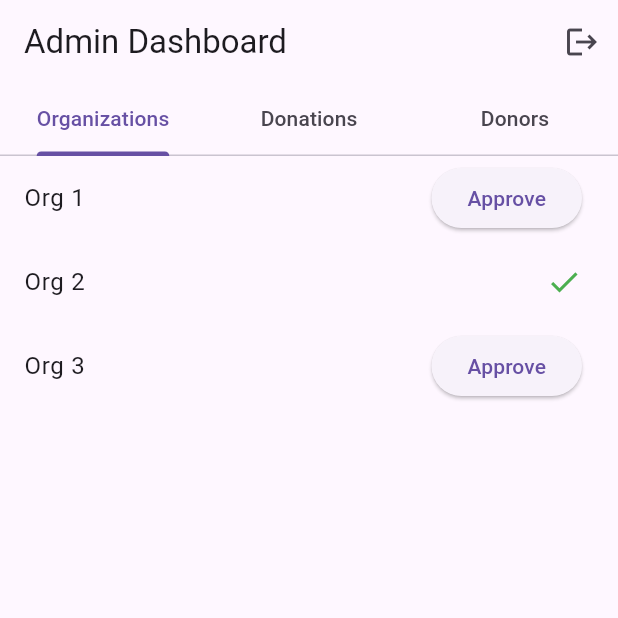
After one commit to bsevangelista/CMSC23-donation-system, a Flutter app: the AdminDashboard screen opened by its route, on a phone screen of 412 x 824 dp, the top half of it. The commit adds this screen. Run offline on Flutter 3.47's test engine with Material 3 defaults, Android fonts, the phone set to English and light mode, and no system bars; our stand-ins replace cloud_firestore, firebase_auth, firebase_core; accounts and stored records are empty.

Commit message:
Added admin_dashboard.dart file.

```diff
--- a/lib/authentication/orgsignup_page.dart
+++ b/lib/authentication/orgsignup_page.dart
@@ -200,7 +200,7 @@ class _OrgSignUpState extends State<OrgSignUp> {
               });
 
               // Navigate to the next screen after successful sign-up
-              Navigator.pushNamed(context, '/');
+              Navigator.pushNamed(context, '/admin_dashboard');
             } catch (e) {
               // Handle sign-up errors
               print('Sign-up error: $e');
--- a/lib/authentication/signin_page.dart
+++ b/lib/authentication/signin_page.dart
@@ -17,7 +17,7 @@ class SignInPage extends StatelessWidget {
           password: passwordController.text,
         );
 
-       Navigator.pushNamed(context, '/signup');
+       Navigator.pushNamed(context, '/admin_dashboard');
         // Handle sign-in success, navigate to next screen, or update UI accordingly
       } catch (e) {
         // Handle sign-in errors
--- a/lib/authentication/signup_page.dart
+++ b/lib/authentication/signup_page.dart
@@ -36,7 +36,7 @@ class SignUpPage extends StatelessWidget {
         });
 
         // Navigate to next screen after successful sign-up
-        Navigator.pushNamed(context, '/');
+        Navigator.pushNamed(context, '/admin_dashboard');
       } catch (e) {
         // Handle sign-up errors
         print('Sign-up error: $e');
--- a/lib/main.dart
+++ b/lib/main.dart
@@ -6,17 +6,18 @@ import 'package:firebase_core/firebase_core.dart';
 import 'firebase_options.dart';
 import 'package:provider/provider.dart';
 import 'providers/auth_provider.dart';
+import 'pages/admin_dashboard.dart';
 
 void main() async {
   WidgetsFlutterBinding.ensureInitialized();
   await Firebase.initializeApp(
-  options: DefaultFirebaseOptions.currentPlatform,
+    options: DefaultFirebaseOptions.currentPlatform,
   );
 
-    runApp(
+  runApp(
     MultiProvider(
       providers: [
-        ChangeNotifierProvider(create: ((context) => UserAuthProvider()))
+        ChangeNotifierProvider(create: ((context) => UserAuthProvider())),
       ],
       child: MyApp(),
     ),
@@ -35,7 +36,8 @@ class MyApp extends StatelessWidget {
       routes: {
         '/': (context) => const SignInPage(),
         '/signup': (context) => const SignUpPage(),
-        '/org_signup' : (context) => const OrgSignUp(),
+        '/org_signup': (context) => const OrgSignUp(),
+        '/admin_dashboard': (context) => AdminDashboard(),
       },
     );
   }
--- /dev/null
+++ b/lib/pages/admin_dashboard.dart
@@ -0,0 +1,119 @@
+import 'package:flutter/material.dart';
+import 'package:provider/provider.dart';
+import '../api/firebase_auth_api.dart';
+
+class AdminDashboard extends StatelessWidget {
+  @override
+  Widget build(BuildContext context) {
+    return DefaultTabController(
+      length: 3,
+      child: Scaffold(
+        appBar: AppBar(
+          automaticallyImplyLeading: false, // Remove back arrow
+          title: Text('Admin Dashboard'),
+          actions: [
+            IconButton(
+              icon: Icon(Icons.logout),
+              onPressed: () {
+                //Provider.of<FirebaseAuthAPI>(context, listen: false).signOut();
+                Navigator.pushNamed(context, '/');
+                // Implement sign-out logic here
+                // For example, you can call a sign-out function from your authentication provider
+              },
+            ),
+          ],
+          bottom: TabBar(
+            tabs: [
+              Tab(text: 'Organizations'),
+              Tab(text: 'Donations'),
+              Tab(text: 'Donors'),
+            ],
+          ),
+        ),
+        body: TabBarView(
+          children: [
+            OrganizationsView(),
+            DonationsView(),
+            DonorsView(),
+          ],
+        ),
+      ),
+    );
+  }
+}
+
+class OrganizationsView extends StatelessWidget {
+  @override
+  Widget build(BuildContext context) {
+    // Dummy data for organizations
+    final List<Map<String, dynamic>> organizations = [
+      {'name': 'Org 1', 'isApproved': false},
+      {'name': 'Org 2', 'isApproved': true},
+      {'name': 'Org 3', 'isApproved': false},
+    ];
+
+    return ListView.builder(
+      itemCount: organizations.length,
+      itemBuilder: (context, index) {
+        final org = organizations[index];
+        return ListTile(
+          title: Text(org['name'] as String),
+          trailing: (org['isApproved'] as bool)
+              ? Icon(Icons.check, color: Colors.green)
+              : ElevatedButton(
+                  onPressed: () {
+                    // Dummy approve action
+                    organizations[index]['isApproved'] = true;
+                  },
+                  child: Text('Approve'),
+                ),
+        );
+      },
+    );
+  }
+}
+
+class DonationsView extends StatelessWidget {
+  @override
+  Widget build(BuildContext context) {
+    // Dummy data for donations
+    final List<Map<String, dynamic>> donations = [
+      {'id': '1', 'amount': 100.0},
+      {'id': '2', 'amount': 200.0},
+      {'id': '3', 'amount': 300.0},
+    ];
+
+    return ListView.builder(
+      itemCount: donations.length,
+      itemBuilder: (context, index) {
+        final donation = donations[index];
+        return ListTile(
+          title: Text('Donation ID: ${donation['id']}'),
+          subtitle: Text('Amount: \$${donation['amount']}'),
+        );
+      },
+    );
+  }
+}
+
+class DonorsView extends StatelessWidget {
+  @override
+  Widget build(BuildContext context) {
+    // Dummy data for donors
+    final List<Map<String, dynamic>> donors = [
+      {'name': 'Donor 1'},
+      {'name': 'Donor 2'},
+      {'name': 'Donor 3'},
+    ];
+
+    return ListView.builder(
+      itemCount: donors.length,
+      itemBuilder: (context, index) {
+        final donor = donors[index];
+        return ListTile(
+          title: Text(donor['name'] as String),
+        );
+      },
+    );
+  }
+}
```
